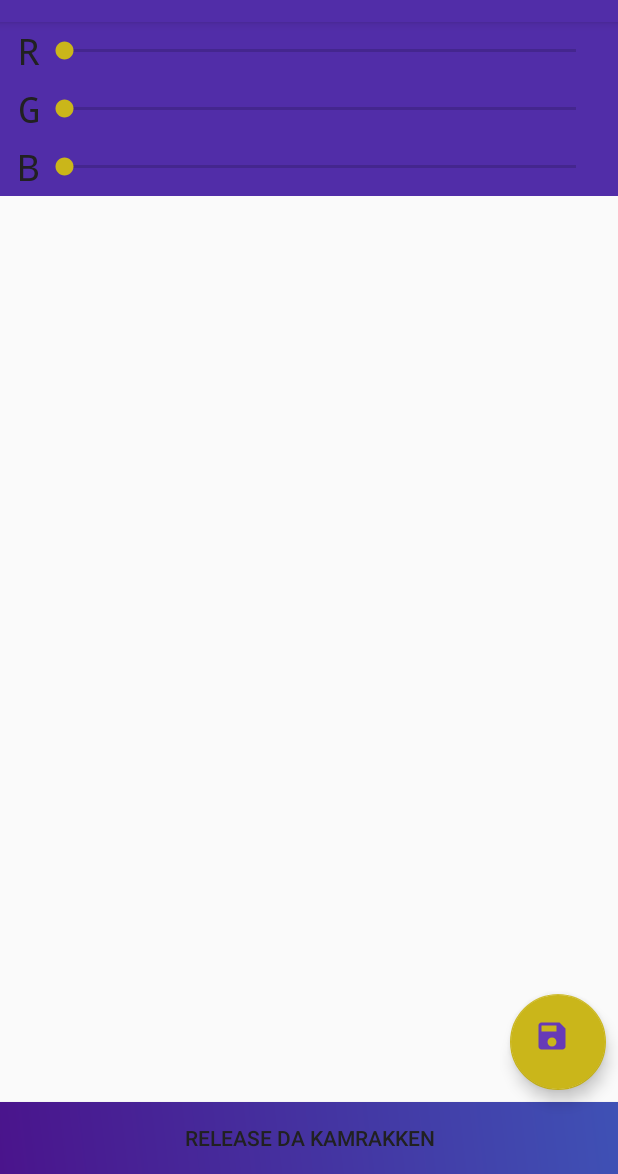
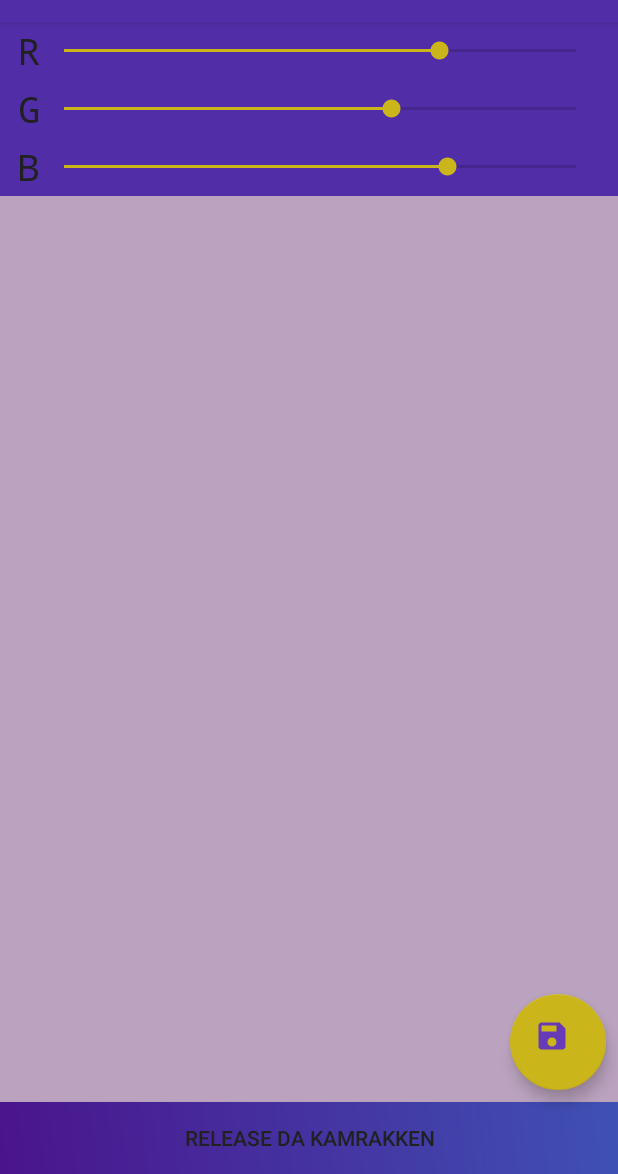
Before and after one commit to simo-andreev/Colourizmus, an Android app: the screen it shows after launch (ColourCreationActivity), after a tap on an icon or button, on a phone screen of 412 x 824 dp, the part 62-1236 px from its top. Run offline under Robolectric (Android 15) with nearby library versions, the phone set to English and light mode, and no system bars; our stand-ins replace CircleImageView, Room's generated code.

Commit message:
konvert: LiveColour live class

```diff
--- a/app/src/main/java/bg/o/sim/colourizmus/model/LiveColour.java
+++ /dev/null
@@ -1,42 +0,0 @@
-package bg.o.sim.colourizmus.model;
-
-import android.arch.lifecycle.LiveData;
-import android.graphics.Color;
-import android.support.annotation.ColorInt;
-
-import bg.o.sim.colourizmus.view.ColourCreationActivity;
-
-import java.io.Serializable;
-
-/**
- * An implementation of the {@link LiveData} class, made for storing a single colour.
- * Intended for the ColourCreation fragments of the {@link ColourCreationActivity}.
- * It should allow a more efficient synchronisation of the current value, than the previous Communicator system,
- * due to the Lifecycle awareness of the LiveData type.
- */
-public class LiveColour extends LiveData<Integer> implements Serializable {
-
-    LiveColour(){
-        setValue(0xFF000000);
-    }
-
-    public int getRed() { return Color.red(getValue()); }
-    public int getGreen() { return Color.green(getValue()); }
-    public int getBlue() { return Color.blue(getValue()); }
-
-
-    public void setRed(final int red) {
-        setValue(Color.rgb(red, getGreen(), getBlue()));
-    }
-    public void setGreen(final int green) {
-        setValue(Color.rgb(getRed(), green, getBlue()));
-    }
-    public void setBlue(final int blue) {
-        setValue(Color.rgb(getRed(), getGreen(), blue));
-    }
-
-    @Override
-    protected void setValue(@ColorInt Integer value) {
-        super.setValue(value);
-    }
-}
--- /dev/null
+++ b/app/src/main/java/bg/o/sim/colourizmus/model/LiveColour.kt
@@ -0,0 +1,31 @@
+package bg.o.sim.colourizmus.model
+
+import android.arch.lifecycle.LiveData
+import android.graphics.Color
+import java.util.*
+
+/**
+ * An implementation of the [LiveData] class, made for storing a single colour.
+ * Intended for the ColourCreation fragments of the [bg.o.sim.colourizmus.view.ColourCreationActivity].
+ * It should allow a more efficient synchronisation of the current value, than the old Communicator system,
+ * due to the Lifecycle awareness of the LiveData type.
+ */
+class LiveColour : LiveData<Int>() {
+    init {
+        val r = Random()
+        value = Color.rgb(r.nextInt(256), r.nextInt(256), r.nextInt(256))
+    }
+
+    fun getRed() = Color.red(value!!)
+    fun getGreen() = Color.green(value!!)
+    fun getBlue() = Color.blue(value!!)
+
+    // necessary for Java inter-op. Can't use @JvmOverloads because all params are Ints with default val
+    fun setRed(red: Int) { value = Color.rgb(red, getGreen(), getBlue()) }
+    fun setGreen(green: Int) { value = Color.rgb(getRed(), green, getBlue()) }
+    fun setBlue(blue: Int) { value = Color.rgb(getRed(), getGreen(), blue) }
+
+    fun set(red: Int = getRed(), green: Int = getGreen(), blue: Int = getBlue()) {
+        value = Color.rgb(red, green, blue)
+    }
+}
--- a/app/src/main/java/bg/o/sim/colourizmus/view/ColourCreationActivity.java
+++ b/app/src/main/java/bg/o/sim/colourizmus/view/ColourCreationActivity.java
@@ -87,7 +87,8 @@ public class ColourCreationActivity extends AppCompatActivity {
         TabLayout tabLayout = findViewById(R.id.colour_creation_tab_layout);
         tabLayout.setupWithViewPager(mCreationMethodViewPager);
 
-        CR.LIVE_COLOR.observe(this, integer -> {
+        mCreationMethodViewPager.setBackgroundColor(CR.LIVE_COLOUR.getValue());
+        CR.LIVE_COLOUR.observe(this, integer -> {
             mCreationMethodViewPager.setBackgroundColor(integer);
         });
 
--- a/app/src/main/java/bg/o/sim/colourizmus/view/PickerFragment.java
+++ b/app/src/main/java/bg/o/sim/colourizmus/view/PickerFragment.java
@@ -1,6 +1,5 @@
 package bg.o.sim.colourizmus.view;
 
-import android.graphics.Color;
 import android.os.Bundle;
 import android.support.annotation.Nullable;
 import android.support.v4.app.Fragment;
@@ -10,8 +9,7 @@ import android.view.ViewGroup;
 import android.widget.NumberPicker;
 
 import bg.o.sim.colourizmus.R;
-
-import static bg.o.sim.colourizmus.model.CR.LIVE_COLOR;
+import bg.o.sim.colourizmus.model.CR;
 
 
 public class PickerFragment extends Fragment {
@@ -26,10 +24,10 @@ public class PickerFragment extends Fragment {
     public void onActivityCreated(@Nullable Bundle savedInstanceState) {
         super.onActivityCreated(savedInstanceState);
 
-        LIVE_COLOR.observe(this, integer -> {
-            pickerRed.setValue(LIVE_COLOR.getRed());
-            pickerGreen.setValue(LIVE_COLOR.getGreen());
-            pickerBlue.setValue(LIVE_COLOR.getBlue());
+        CR.LIVE_COLOUR.observe(this, integer -> {
+            pickerRed.setValue(CR.LIVE_COLOUR.getRed());
+            pickerGreen.setValue(CR.LIVE_COLOUR.getGreen());
+            pickerBlue.setValue(CR.LIVE_COLOUR.getBlue());
         });
     }
 
@@ -45,9 +43,9 @@ public class PickerFragment extends Fragment {
         pickerGreen.setMaxValue(255);
         pickerBlue.setMaxValue(255);
 
-        pickerRed.setOnValueChangedListener((picker, oldVal, newVal) -> LIVE_COLOR.setRed(newVal));
-        pickerGreen.setOnValueChangedListener((picker, oldVal, newVal) -> LIVE_COLOR.setGreen(newVal));
-        pickerBlue.setOnValueChangedListener((picker, oldVal, newVal) -> LIVE_COLOR.setBlue(newVal));
+        pickerRed.setOnValueChangedListener((picker, oldVal, newVal) -> CR.LIVE_COLOUR.setRed(newVal));
+        pickerGreen.setOnValueChangedListener((picker, oldVal, newVal) -> CR.LIVE_COLOUR.setGreen(newVal));
+        pickerBlue.setOnValueChangedListener((picker, oldVal, newVal) -> CR.LIVE_COLOUR.setBlue(newVal));
 
         return view;
     }
--- a/app/src/main/java/bg/o/sim/colourizmus/view/SaveColourDialogue.java
+++ b/app/src/main/java/bg/o/sim/colourizmus/view/SaveColourDialogue.java
@@ -33,7 +33,7 @@ public class SaveColourDialogue extends DialogFragment {
         Button cancel = contentView.findViewById(R.id.colour_cancel);
         Button save = contentView.findViewById(R.id.colour_save);
 
-        preview.setBackgroundColor(CR.LIVE_COLOR.getValue());
+        preview.setBackgroundColor(CR.LIVE_COLOUR.getValue());
 
         cancel.setOnClickListener((view) -> dialog.cancel());
         save.setOnClickListener(view -> {
@@ -44,7 +44,7 @@ public class SaveColourDialogue extends DialogFragment {
             }
 
             String name = nameInput.getText().toString();
-            @ColorInt int value = CR.LIVE_COLOR.getValue();
+            @ColorInt int value = CR.LIVE_COLOUR.getValue();
             boolean isFavourite = isFavCheck.isChecked();
 
             CustomColour col = new CustomColour(name, value);
--- a/app/src/main/java/bg/o/sim/colourizmus/view/SeekerFragment.java
+++ b/app/src/main/java/bg/o/sim/colourizmus/view/SeekerFragment.java
@@ -22,10 +22,10 @@ public class SeekerFragment extends Fragment {
     @Override
     public void onActivityCreated(@Nullable Bundle savedInstanceState) {
         super.onActivityCreated(savedInstanceState);
-        CR.LIVE_COLOR.observe(this, onChange -> {
-            mRedSeeker.setProgress(CR.LIVE_COLOR.getRed());
-            mGreenSeeker.setProgress(CR.LIVE_COLOR.getGreen());
-            mBlueSeeker.setProgress(CR.LIVE_COLOR.getBlue());
+        CR.LIVE_COLOUR.observe(this, onChange -> {
+            mRedSeeker.setProgress(CR.LIVE_COLOUR.getRed());
+            mGreenSeeker.setProgress(CR.LIVE_COLOUR.getGreen());
+            mBlueSeeker.setProgress(CR.LIVE_COLOUR.getBlue());
         });
     }
 
@@ -42,15 +42,15 @@ public class SeekerFragment extends Fragment {
         mBlueSeeker.setMax(255);
 
         mRedSeeker.setOnSeekBarChangeListener((ChannelListener) (seekBar, progress, fromUser) -> {
-            if (fromUser) CR.LIVE_COLOR.setRed(progress);
+            if (fromUser) CR.LIVE_COLOUR.setRed(progress);
         });
 
         mGreenSeeker.setOnSeekBarChangeListener((ChannelListener) (seekBar, progress, fromUser) -> {
-            if (fromUser) CR.LIVE_COLOR.setGreen(progress);
+            if (fromUser) CR.LIVE_COLOUR.setGreen(progress);
         });
 
         mBlueSeeker.setOnSeekBarChangeListener((ChannelListener) (seekBar, progress, fromUser) -> {
-            if (fromUser) CR.LIVE_COLOR.setBlue(progress);
+            if (fromUser) CR.LIVE_COLOUR.setBlue(progress);
         });
 
         return view;
```
Also changed, not shown: app/src/main/java/bg/o/sim/colourizmus/view/ColourDetailsActivity.java (+1 -20 lines).
